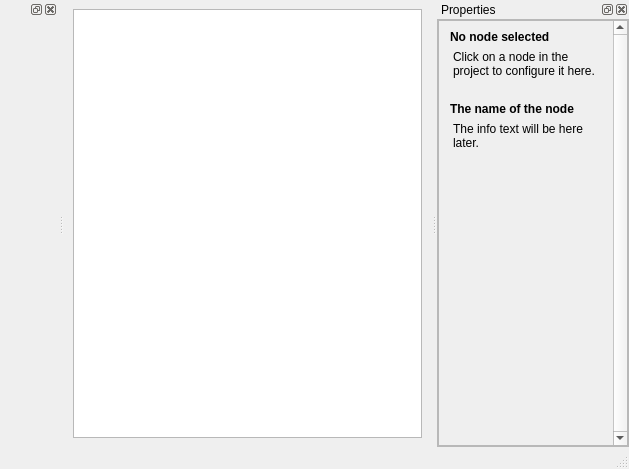
Above: mainwindow.ui from oVooVo/FancyMidi before the change. Below: the same form after it.
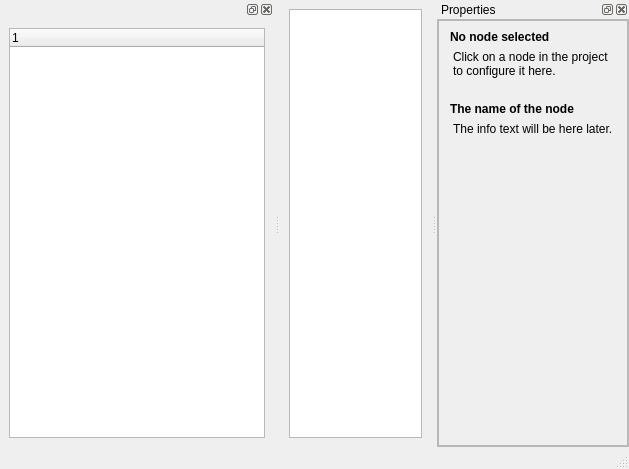
That is the form after the change. Custom widgets are drawn as their Qt base class.

Commit message: Drag and drop works, different connection types, trigger node

```diff
--- a/mainwindow.ui
+++ b/mainwindow.ui
@@ -35,7 +35,19 @@
    <attribute name="dockWidgetArea">
     <number>1</number>
    </attribute>
-   <widget class="QWidget" name="dockWidgetContents_2"/>
+   <widget class="QWidget" name="dockWidgetContents_2">
+    <layout class="QHBoxLayout" name="horizontalLayout_2">
+     <item>
+      <widget class="NodeTree" name="treeWidget">
+       <column>
+        <property name="text">
+         <string notr="true">1</string>
+        </property>
+       </column>
+      </widget>
+     </item>
+    </layout>
+   </widget>
   </widget>
   <widget class="QDockWidget" name="attributeDockWidget">
    <property name="toolTip">
@@ -85,10 +97,10 @@
            </size>
           </property>
           <property name="verticalScrollBarPolicy">
-           <enum>Qt::ScrollBarAlwaysOn</enum>
+           <enum>Qt::ScrollBarAsNeeded</enum>
           </property>
           <property name="horizontalScrollBarPolicy">
-           <enum>Qt::ScrollBarAlwaysOff</enum>
+           <enum>Qt::ScrollBarAsNeeded</enum>
           </property>
           <property name="widgetResizable">
            <bool>true</bool>
@@ -98,7 +110,7 @@
             <rect>
              <x>0</x>
              <y>0</y>
-             <width>171</width>
+             <width>239</width>
              <height>394</height>
             </rect>
            </property>
@@ -257,6 +269,11 @@
    <extends>QGraphicsView</extends>
    <header>View/graphview.h</header>
   </customwidget>
+  <customwidget>
+   <class>NodeTree</class>
+   <extends>QTreeWidget</extends>
+   <header>View/nodetree.h</header>
+  </customwidget>
  </customwidgets>
  <resources/>
  <connections/>
```
The commit also changes 33 other files.
